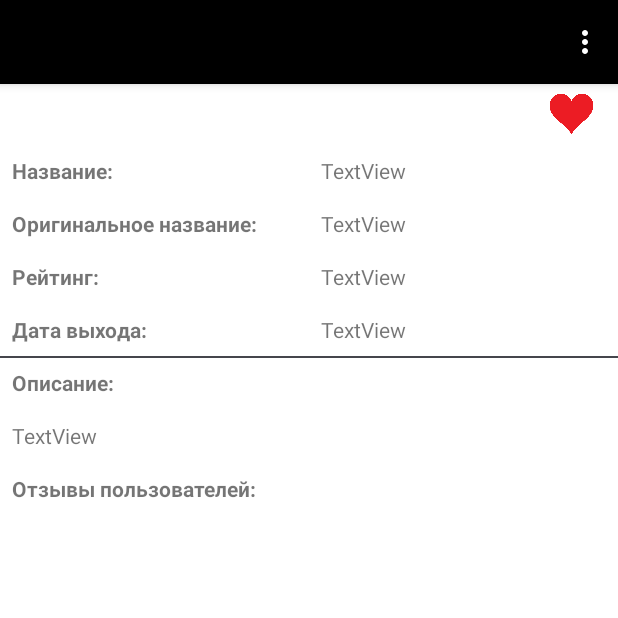
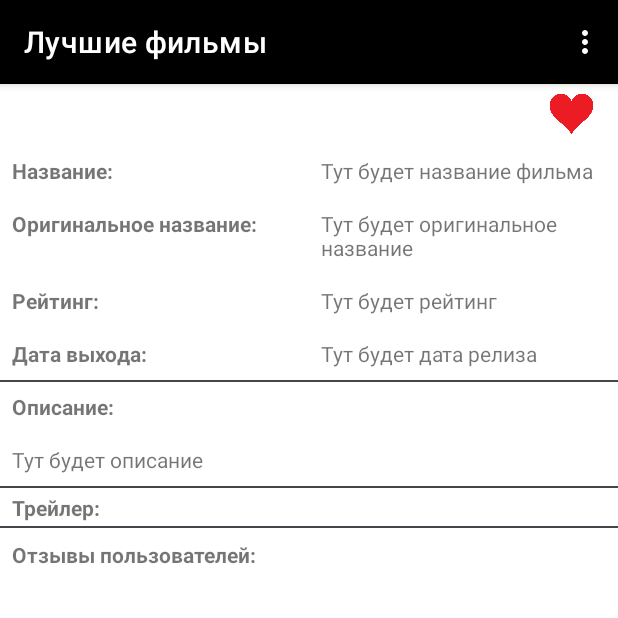
Before and after one commit to A1sten/BestMovieTrailers, an Android app: the DetailActivity screen opened directly, with no data from a screen before it, on a phone screen of 412 x 824 dp, the top half of it. Run offline under Robolectric (Android 15) with nearby library versions, the light colour scheme and no system bars; our stand-ins replace Picasso; network calls fail; pictures from the network do not load; 1 statement that could not run was skipped.

Commit message:
Added delimiters to movie_info Icon added, Lines added to resources

```diff
--- a/app/src/main/java/com/example/mymovies/DetailActivity.java
+++ b/app/src/main/java/com/example/mymovies/DetailActivity.java
@@ -87,9 +87,7 @@ public class DetailActivity extends AppCompatActivity {
         textViewRealiseDate = findViewById(R.id.textViewRealiseDate);
         textViewDescriptionOverView = findViewById(R.id.textViewDescriptionOverView);
 
-        if (getSupportActionBar() != null) {
-            getSupportActionBar().setTitle("");
-        }
+
         Intent intent = getIntent();
         if (intent != null && intent.hasExtra("id")) {
             id = intent.getIntExtra("id", -1);
--- a/app/src/main/java/com/example/mymovies/MainActivity.java
+++ b/app/src/main/java/com/example/mymovies/MainActivity.java
@@ -68,7 +68,6 @@ public class MainActivity extends AppCompatActivity implements LoaderManager.Loa
         return super.onOptionsItemSelected(item);
     }
 
-
     @Override
     public boolean onCreateOptionsMenu(Menu menu) {
         MenuInflater menuInflater = getMenuInflater();
@@ -88,10 +87,6 @@ public class MainActivity extends AppCompatActivity implements LoaderManager.Loa
         super.onCreate(savedInstanceState);
         setContentView(R.layout.activity_main);
         loaderManager = LoaderManager.getInstance(this);
-
-        if (getSupportActionBar() != null) {
-            getSupportActionBar().setTitle("");
-        }
 
         mainViewModel = new ViewModelProvider(this).get(MainViewModel.class);
 
--- a/app/src/main/java/com/example/mymovies/utils/NetworkUtils.java
+++ b/app/src/main/java/com/example/mymovies/utils/NetworkUtils.java
@@ -8,6 +8,8 @@ import android.os.Bundle;
 import androidx.annotation.NonNull;
 import androidx.annotation.Nullable;
 import androidx.loader.content.AsyncTaskLoader;
+
+import com.example.mymovies.DetailActivity;
 
 import org.json.JSONException;
 import org.json.JSONObject;
@@ -130,6 +132,10 @@ public class NetworkUtils {
         return result;
     }
 
+    public static boolean isNetworkAvailable(DetailActivity detailActivity) {
+        return false;
+    }
+
     public static class JSONLoader extends AsyncTaskLoader<JSONObject> {
         private Bundle bundle;
         private onStartLoadingListener onStartLoadingListener;
--- a/app/src/main/res/layout/movie_info.xml
+++ b/app/src/main/res/layout/movie_info.xml
@@ -1,5 +1,6 @@
 <?xml version="1.0" encoding="utf-8"?>
 <androidx.constraintlayout.widget.ConstraintLayout xmlns:android="http://schemas.android.com/apk/res/android"
+    xmlns:tools="http://schemas.android.com/tools"
     android:layout_width="match_parent"
     android:layout_height="match_parent"
     xmlns:app="http://schemas.android.com/apk/res-auto">
@@ -26,7 +27,7 @@
         android:layout_width="0dp"
         android:layout_height="wrap_content"
         android:padding="8dp"
-        android:text="TextView"
+        android:text="@string/name"
         app:layout_constraintEnd_toEndOf="parent"
         app:layout_constraintStart_toStartOf="@+id/guidelineCenter"
         app:layout_constraintTop_toTopOf="parent" />
@@ -46,7 +47,7 @@
         android:padding="8dp"
         android:layout_width="0dp"
         android:layout_height="wrap_content"
-        android:text="TextView"
+        android:text="@string/text_original_name"
         app:layout_constraintEnd_toEndOf="parent"
         app:layout_constraintStart_toStartOf="@+id/guidelineCenter"
         app:layout_constraintTop_toBottomOf="@+id/textViewTitle" />
@@ -66,7 +67,7 @@
         android:padding="8dp"
         android:layout_width="0dp"
         android:layout_height="wrap_content"
-        android:text="TextView"
+        android:text="@string/text_of_rating"
         app:layout_constraintEnd_toEndOf="parent"
         app:layout_constraintStart_toStartOf="@+id/guidelineCenter"
         app:layout_constraintTop_toBottomOf="@+id/textViewOriginalTitle" />
@@ -86,7 +87,7 @@
         android:padding="8dp"
         android:layout_width="0dp"
         android:layout_height="wrap_content"
-        android:text="TextView"
+        android:text="@string/date_of_realise"
         app:layout_constraintEnd_toEndOf="parent"
         app:layout_constraintStart_toStartOf="@+id/guidelineCenter"
         app:layout_constraintTop_toBottomOf="@+id/textViewRaiting" />
@@ -114,19 +115,49 @@
         android:padding="8dp"
         android:layout_width="wrap_content"
         android:layout_height="wrap_content"
-        android:text="TextView"
+        android:text="@string/text_of_description"
         app:layout_constraintStart_toStartOf="parent"
         app:layout_constraintTop_toBottomOf="@+id/textViewLableDescription" />
 
+    <View
+        android:id="@+id/view"
+        android:layout_width="0dp"
+        android:layout_height="1dp"
+        android:background="@color/material_dynamic_neutral30"
+        app:layout_constraintEnd_toEndOf="parent"
+        app:layout_constraintStart_toStartOf="parent"
+        app:layout_constraintTop_toBottomOf="@id/textViewDescriptionOverView" />
+
+    <TextView
+        android:id="@+id/textViewNameTrailers"
+        android:layout_width="wrap_content"
+        android:layout_height="wrap_content"
+        android:padding="8dp"
+        android:textStyle="bold"
+        android:text="@string/label_text_trailer"
+        app:layout_constraintBottom_toTopOf="@+id/recyclerViewTrailers"
+        app:layout_constraintStart_toStartOf="parent"
+        app:layout_constraintTop_toBottomOf="@+id/textViewDescriptionOverView" />
+
+
     <androidx.recyclerview.widget.RecyclerView
-        android:nestedScrollingEnabled="false"
         android:id="@+id/recyclerViewTrailers"
         android:layout_width="0dp"
         android:layout_height="wrap_content"
+        android:layout_marginTop="28dp"
+        android:nestedScrollingEnabled="false"
         app:layout_constraintEnd_toEndOf="parent"
+        app:layout_constraintHorizontal_bias="1.0"
         app:layout_constraintStart_toStartOf="parent"
-        app:layout_constraintTop_toBottomOf="@id/textViewDescriptionOverView">
-    </androidx.recyclerview.widget.RecyclerView>
+        app:layout_constraintTop_toBottomOf="@id/textViewDescriptionOverView"></androidx.recyclerview.widget.RecyclerView>
+
+    <View
+        android:layout_width="0dp"
+        android:layout_height="1dp"
+        android:background="@color/material_dynamic_neutral30"
+        app:layout_constraintBottom_toTopOf="@+id/textViewReviews"
+        app:layout_constraintEnd_toEndOf="parent"
+        app:layout_constraintStart_toStartOf="parent" />
 
     <TextView
         android:id="@+id/textViewReviews"
--- a/app/src/main/res/values-night/strings.xml
+++ b/app/src/main/res/values-night/strings.xml
@@ -3,4 +3,12 @@
     <string name="big_poster_of_movie">Постер к фильму</string>
     <string name="most_popularity">Самые популярные</string>
     <string name="release_date">Дата выхода:</string>
+    <string name="no_connect_internet">Нет подключения к интернету</string>
+    <string name="date_of_realise">Тут будет дата релиза</string>
+    <string name="text_of_description">Тут будет описание</string>
+    <string name="label_text_trailer">Трейлер:</string>
+    <string name="text_original_name">Тут будет оригинальное название</string>
+    <string name="name">Тут будет название фильма</string>
+    <string name="warrning_no_internet">Ошибка: отсутствует интернет</string>
+    <string name="warning_not_failed">warrning_not_failed\n</string>
 </resources>
--- a/app/src/main/res/values/strings.xml
+++ b/app/src/main/res/values/strings.xml
@@ -1,5 +1,5 @@
 <resources>
-    <string name="app_name">My Movies</string>
+    <string name="app_name">Лучшие фильмы</string>
     <string name="big_poster_of_movie">Большой постер к фильму</string>
     <string name="poster_of_movie">Постер к фильму</string>
     <string name="most_popularity">Самые популярные</string>
@@ -16,4 +16,12 @@
     <string name="top">Рейтинг:</string>
     <string name="release_date">Дата выхода:</string>
     <string name="label_description">Описание:</string>
+    <string name="no_connect_internet">Нет подключения к интернету</string>
+    <string name="date_of_realise">Тут будет дата релиза</string>
+    <string name="text_of_rating">Тут будет рейтинг</string>
+    <string name="text_of_description">Тут будет описание</string>
+    <string name="label_text_trailer">Трейлер:</string>
+    <string name="text_original_name">Тут будет оригинальное название</string>
+    <string name="name">Тут будет название фильма</string>
+    <string name="warning_not_failed">warrning_not_failed\n</string>
 </resources>
```
